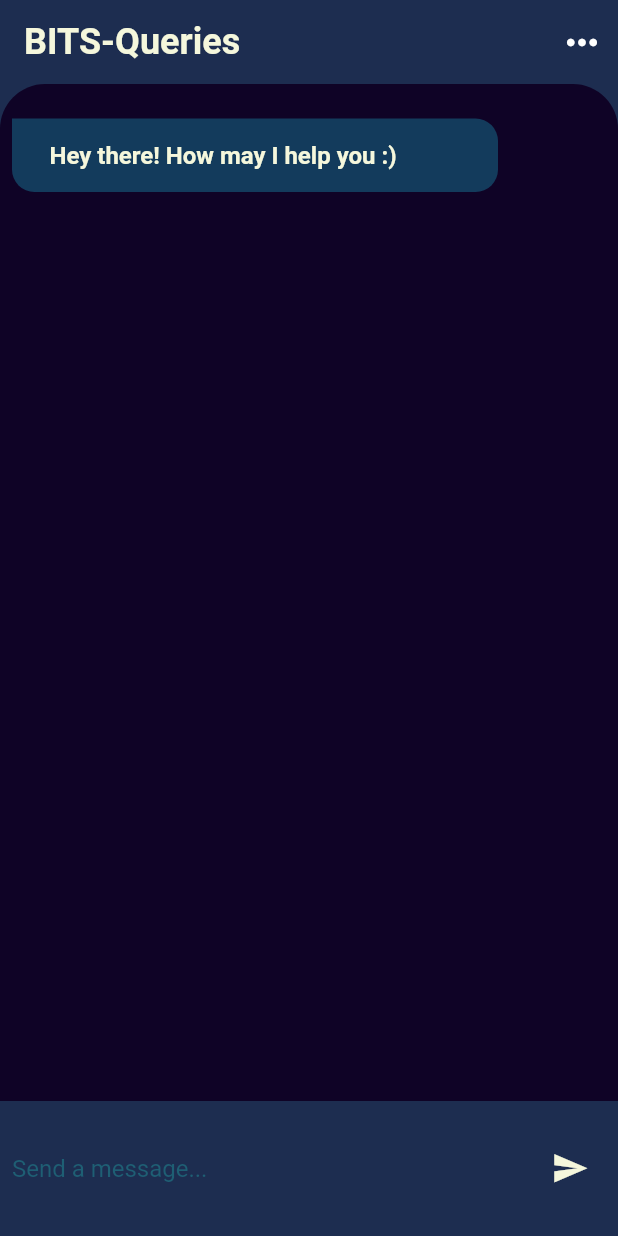
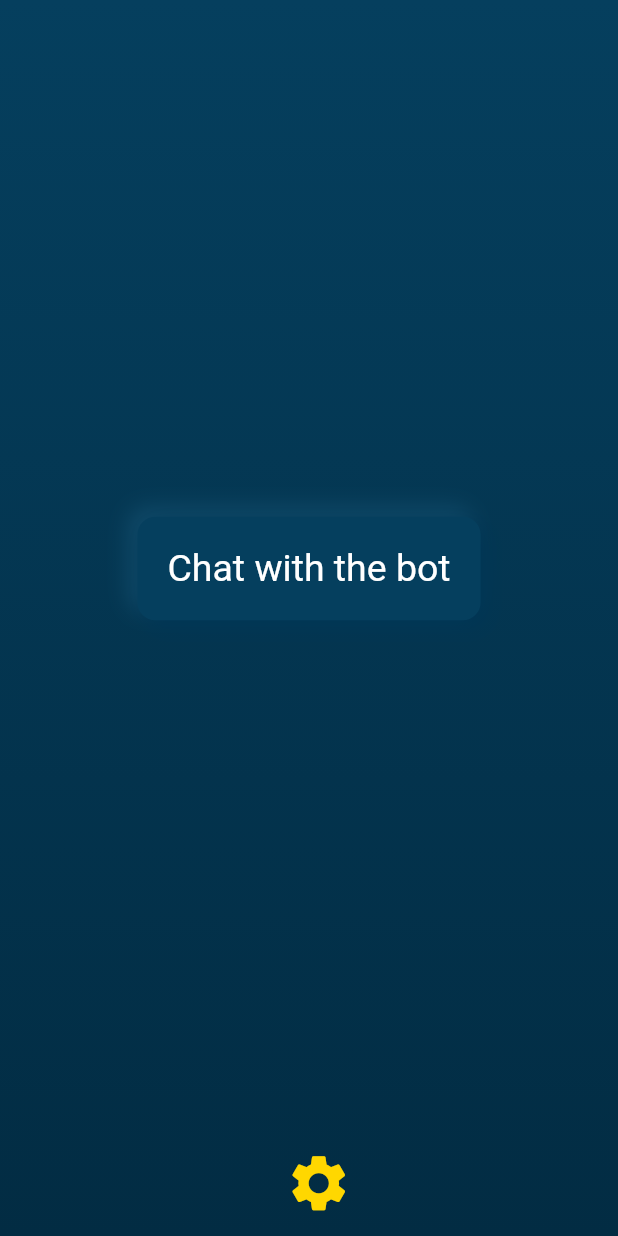
Before and after one commit to AbhiSharma1999/RASA-Chatbot, a Flutter app: the screen it shows after launch, on a phone screen of 412 x 824 dp. Run offline on Flutter 3.47's test engine with Material 2 defaults, Android fonts, the phone set to English and light mode, and no system bars; drawn by our look-alikes of clay_containers; our stand-ins replace flutter_spinkit, shared_preferences; Roboto replaces fonts that are missing (Custom).

Commit message:
Added locale support for changing languages

```diff
--- /dev/null
+++ b/lib/Routeanimations/routetransition.dart
@@ -0,0 +1,59 @@
+import 'package:flutter/material.dart';
+
+class RotationRoute extends PageRouteBuilder {
+  final Widget page;
+  RotationRoute({this.page})
+      : super(
+          pageBuilder: (
+            BuildContext context,
+            Animation<double> animation,
+            Animation<double> secondaryAnimation,
+          ) =>
+              page,
+          transitionDuration: Duration(milliseconds: 500),
+          transitionsBuilder: (
+            BuildContext context,
+            Animation<double> animation,
+            Animation<double> secondaryAnimation,
+            Widget child,
+          ) =>
+              RotationTransition(
+                turns: Tween<double>(
+                  begin: 0.0,
+                  end: 1.0,
+                ).animate(
+                  CurvedAnimation(
+                    parent: animation,
+                    curve: Curves.linear,
+                  ),
+                ),
+                child: child,
+              ),
+        );
+}
+
+class SlideUpRoute extends PageRouteBuilder {
+  final Widget page;
+  SlideUpRoute({this.page})
+      : super(
+          pageBuilder: (
+            BuildContext context,
+            Animation<double> animation,
+            Animation<double> secondaryAnimation,
+          ) =>
+              page,
+          transitionsBuilder: (
+            BuildContext context,
+            Animation<double> animation,
+            Animation<double> secondaryAnimation,
+            Widget child,
+          ) =>
+              SlideTransition(
+                position: Tween<Offset>(
+                  begin: const Offset(0, 1),
+                  end: Offset.zero,
+                ).animate(animation),
+                child: child,
+              ),
+        );
+}
--- /dev/null
+++ b/lib/language/en.json
@@ -0,0 +1,4 @@
+{
+    "text" : "Chat with the bot",
+    "default_first_message":"Hey there! How may I help you :)"
+}
--- /dev/null
+++ b/lib/language/hi.json
@@ -0,0 +1,4 @@
+{
+    "text" : "बॉट के साथ चैट करें",
+    "default_first_message":"सुनो! क्या मेरे द्वारा आपकी कोई सहायता हो सकती है :)"
+}
--- /dev/null
+++ b/lib/locale/DemoLocalization.dart
@@ -0,0 +1,48 @@
+import 'dart:convert';
+
+import 'package:flutter/material.dart';
+import 'package:flutter/services.dart';
+
+class DemoLocalization {
+  DemoLocalization(this.locale);
+
+  final Locale locale;
+  static DemoLocalization of(BuildContext context) {
+    return Localizations.of<DemoLocalization>(context, DemoLocalization);
+  }
+
+  Map<String, String> _localizedValues;
+
+  Future<void> load() async {
+    String jsonStringValues =
+        await rootBundle.loadString('lib/language/${locale.languageCode}.json');
+    Map<String, dynamic> mappedJson = json.decode(jsonStringValues);
+    _localizedValues =
+        mappedJson.map((key, value) => MapEntry(key, value.toString()));
+  }
+
+  String translate(String key) {
+    return _localizedValues[key];
+  }
+
+  static const LocalizationsDelegate<DemoLocalization> delegate =  _DemoLocalizationsDelegate();
+}
+
+class _DemoLocalizationsDelegate extends LocalizationsDelegate<DemoLocalization> {
+  const _DemoLocalizationsDelegate();
+
+  @override
+  bool isSupported(Locale locale) {
+    return ['en','hi'].contains(locale.languageCode);
+  }
+
+  @override
+  Future<DemoLocalization> load(Locale locale) async {
+    DemoLocalization localization = new DemoLocalization(locale);
+    await localization.load();
+    return localization;
+  }
+
+  @override
+  bool shouldReload(LocalizationsDelegate<DemoLocalization> old) => false;
+}
--- /dev/null
+++ b/lib/locale/constants.dart
@@ -0,0 +1,47 @@
+import 'package:flutter/material.dart';
+import 'package:shared_preferences/shared_preferences.dart';
+
+const String ENGLISH = 'en';
+const String HINDI = 'in';
+const String LANGUAGE_CODE = 'languageCode';
+
+
+Future<Locale> setLocaleinMemory(String languageCode) async {
+  SharedPreferences prefs = await SharedPreferences.getInstance();
+
+  print("setlocaleinmemory $languageCode");
+
+  await prefs.setString(LANGUAGE_CODE, languageCode);
+
+  return _locale(languageCode);
+
+}
+
+
+
+
+
+
+
+Locale _locale(String languageCode){
+  Locale _temp;
+  switch(languageCode){
+    case ENGLISH:
+      _temp = Locale(languageCode,'US');
+      break;
+    case HINDI:
+      _temp = Locale(languageCode,'IN');
+      break;
+    default:
+      _temp = Locale(languageCode,'US');
+  }
+  return _temp;
+}
+
+Future<Locale> getLocale() async{
+  SharedPreferences prefs = await SharedPreferences.getInstance();
+  String languageCode = prefs.getString(LANGUAGE_CODE) ??  ENGLISH;
+  print("getlocale $languageCode");
+  return _locale(languageCode);
+
+}
--- a/lib/main.dart
+++ b/lib/main.dart
@@ -1,20 +1,79 @@
 import 'package:flutter/material.dart';
-import 'package:rasa_chatbot/pages/chat_page.dart';
+import 'package:flutter_localizations/flutter_localizations.dart';
+import 'package:rasa_chatbot/pages/Home.dart';
+
+import 'locale/DemoLocalization.dart';
+import 'locale/constants.dart';
 
 void main() {
   runApp(MyApp());
 }
 
-class MyApp extends StatelessWidget {
+class MyApp extends StatefulWidget {
+
+
+  static void setLocale(BuildContext context , Locale locale){
+    _MyAppState state = context.findAncestorStateOfType<_MyAppState>();
+    state.setLocaleState(locale);
+    print("setLocale");
+  }
+  @override
+  _MyAppState createState() => _MyAppState();
+}
+
+class _MyAppState extends State<MyApp> {
+  Locale _locale;
+
+
+  void setLocaleState(Locale locale){
+    setState(() {
+      _locale = locale;
+      print("setlocalestate setstate");
+    });
+    String languagecode = locale.languageCode;
+    print("setlocalestate $languagecode");
+  }
+
+
+  @override
+  void didChangeDependencies() {
+
+    getLocale().then((locale) {
+      setState(() {
+        this._locale = locale;
+      });
+    });
+    super.didChangeDependencies();
+
+  }
+
   @override
   Widget build(BuildContext context) {
-    return MaterialApp(
-      title: 'Flutter Demo',
+    return _locale==null?Center(child:CircularProgressIndicator()): MaterialApp(
+      title:"Demo",
+      locale: _locale,
+      theme: ThemeData(primarySwatch: Colors.blue),
+      supportedLocales: [
+        Locale('en','US'),
+        Locale('hi','IN'),
+      ],
+      localizationsDelegates: [
+        DemoLocalization.delegate,
+        GlobalMaterialLocalizations.delegate,
+        GlobalWidgetsLocalizations.delegate,
+        GlobalCupertinoLocalizations.delegate
+      ],
+      // localeResolutionCallback: (deviceLocale,supportedLocales){
+      //   for(var locale in supportedLocales){
+      //     if(locale.languageCode==deviceLocale.languageCode && locale.countryCode==deviceLocale.countryCode){
+      //       print("helllooooooo");
+      //       return deviceLocale;
+      //     }
+      //   }
+      //   return supportedLocales.last;
+      // },
       debugShowCheckedModeBanner: false,
-      theme: ThemeData(
-        primarySwatch: Colors.blue,
-      ),
-      home: ChatPage(),
-          );
-        }
-      }
+      home: Home(),
+    );
+  }
+}
--- /dev/null
+++ b/lib/pages/Home.dart
@@ -0,0 +1,80 @@
+import 'package:clay_containers/clay_containers.dart';
+import 'package:flutter/material.dart';
+import 'package:rasa_chatbot/Routeanimations/routetransition.dart';
+import 'package:rasa_chatbot/locale/DemoLocalization.dart';
+import 'package:rasa_chatbot/pages/ChatPage.dart';
+
+import 'Settings.dart';
+class Home extends StatefulWidget {
+
+  @override
+  _HomeState createState() => _HomeState();
+}
+
+class _HomeState extends State<Home> {
+
+  @override
+  Widget build(BuildContext context) {
+    return Container(
+         decoration: BoxDecoration(
+     gradient: LinearGradient(
+       begin: Alignment.topCenter,
+       end: Alignment.bottomCenter,
+       colors: [
+         Color(0xff053f5e),
+         Color(0xff022c43)
+       ]
+     )
+         ),
+         child: Scaffold(
+           backgroundColor: Colors.transparent,
+           body: Center(
+             child: Column(
+               crossAxisAlignment: CrossAxisAlignment.center,
+
+               children: <Widget>[
+
+                 Spacer(),
+
+
+                 Padding(
+                   padding: const EdgeInsets.only(left:20.0,right: 20),
+                   child: GestureDetector(
+                       onTap: (){
+                         Navigator.push(context, RotationRoute(page: ChatPage()));
+                       },
+                       child: ClayContainer(
+                       depth: 10,
+                       customBorderRadius: BorderRadius.circular(12),
+                       color:Color(0xff053f5e) ,
+                                      child: Padding(
+                                        padding: const EdgeInsets.all(20.0),
+                                        child: Text(DemoLocalization.of(context).translate('text'),
+                       textAlign: TextAlign.center,
+                       style: TextStyle(fontSize: 25,
+                          color: Colors.white,
+                          fontFamily: 'Custom'
+                       ),
+                       ),
+                                      ),
+                     ),
+                   ),
+                 ),
+
+                Spacer(),
+
+                 Padding(
+                   padding: const EdgeInsets.only(bottom:18.0),
+                   child: IconButton(icon: Center(child: Icon(Icons.settings,size: 45,color:Color(0xffffd700))),
+                   onPressed: (){Navigator.push(context, SlideUpRoute(page: Settings()));},
+                   )
+                 ),
+
+
+               ],
+             ),
+           ),
+         )
+    );
+  }
+}
```
Also changed, not shown: lib/models/language_model.dart (added, +15 -0 lines), lib/pages/ChatPage.dart (renamed from lib/pages/chat_page.dart, +14 -49 lines), lib/pages/Settings.dart (added, +100 -0 lines), pubspec.yaml (+7 -56 lines), pubspec.lock.
